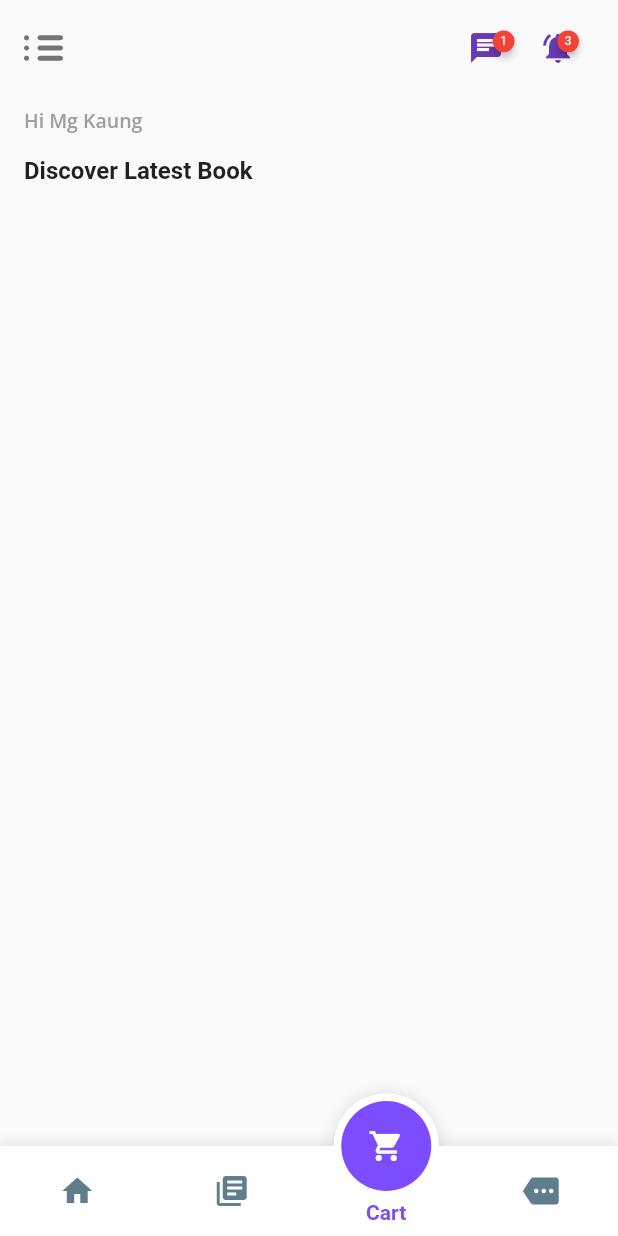
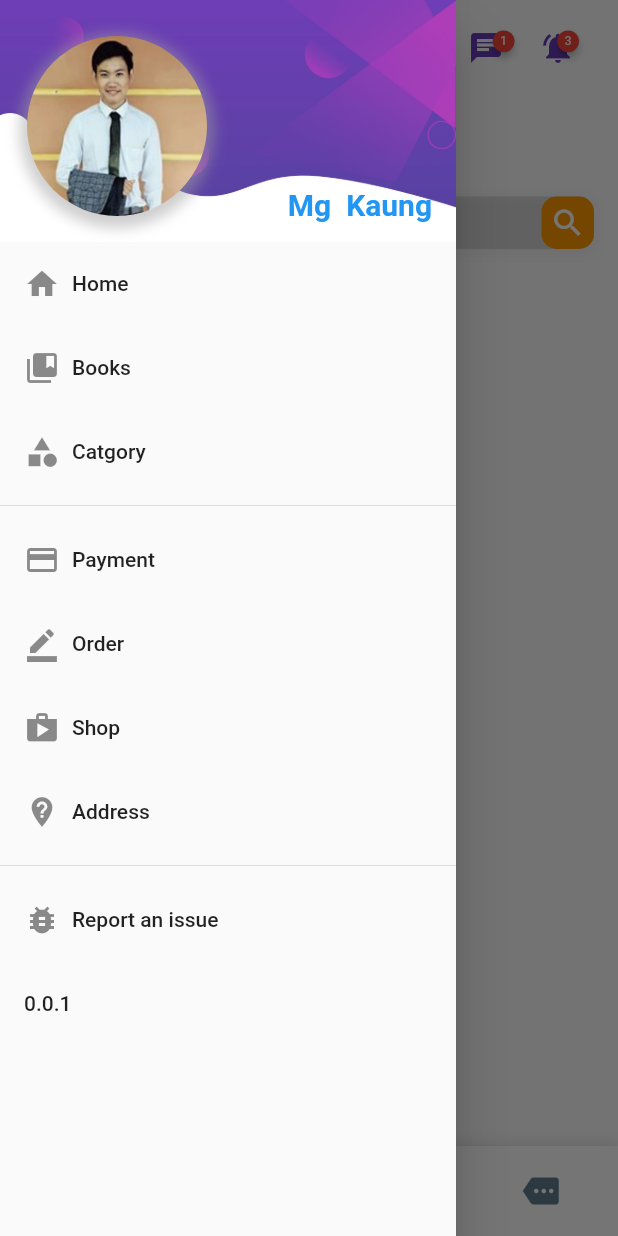
Before and after one commit to dev-mgkaung/programming_ebook, a Flutter app: the screen it shows after launch, item 3 of the bottom bar chosen, with the side drawer open (before the commit the screen has no drawer), on a phone screen of 412 x 824 dp. Run offline on Flutter 3.47's test engine with Material 2 defaults, Android fonts, the light colour scheme and no system bars; drawn by our look-alikes of badges, fancy_bottom_navigation; our stand-ins replace equatable, flutter_svg, google_fonts; Roboto replaces fonts that are missing (Rubik-Medium).

Commit message:
home screen with clean code

```diff
--- a/lib/app.dart
+++ b/lib/app.dart
@@ -18,6 +18,9 @@ class App extends StatelessWidget {
   ThemeData _buildTheme() {
     final ThemeData base = ThemeData.light();
     return base.copyWith(
+        primaryColor: Colors.deepPurple,
+        accentColor: Colors.brown,
+        primaryColorDark: Colors.blueAccent,
         primaryIconTheme: base.iconTheme.copyWith(color: Colors.black));
   }
 
--- a/lib/routes.dart
+++ b/lib/routes.dart
@@ -1,6 +1,9 @@
 import 'package:flutter/cupertino.dart';
 import 'package:flutter/material.dart';
+import 'package:programmingebook/screens/home/home_screen.dart';
 class PageRouter {
+  static const String home = HomeScreen.routeName;
+
   static void gotoNextPage(BuildContext context,Widget nextScreen) {
     Navigator.push(
       context,
--- a/lib/screens/home/home_screen.dart
+++ b/lib/screens/home/home_screen.dart
@@ -1,68 +1,51 @@
 import 'package:badges/badges.dart';
-import 'package:fancy_bottom_navigation/fancy_bottom_navigation.dart';
 import 'package:flutter/cupertino.dart';
 import 'package:flutter/material.dart';
 import 'package:flutter_svg/flutter_svg.dart';
-import 'package:google_fonts/google_fonts.dart';
-import 'package:programmingebook/constraints/strings.dart';
-import 'package:programmingebook/constraints/styles.dart';
+import 'package:programmingebook/screens/home/local_widgets/home_bottom_nav.dart';
+import 'package:programmingebook/screens/home/local_widgets/home_drawer_menu.dart';
+import 'package:programmingebook/screens/home/local_widgets/home_search_box.dart';
 
 class HomeScreen extends StatefulWidget {
+
+  static const String routeName = '/home';
   @override
   _HomeScreenState createState() => _HomeScreenState();
 }
 
 class _HomeScreenState extends State<HomeScreen> {
-  int currentPage = 0;
+  GlobalKey<ScaffoldState> _drawerKey = GlobalKey();
   @override
   Widget build(BuildContext context) {
     return Scaffold(
+        key: _drawerKey,
         body: SafeArea(
           child: Container(
             child: ListView(
               physics: ClampingScrollPhysics(),
               children: [
-                _ActionBarSearch(),
+              Column(
+                 crossAxisAlignment: CrossAxisAlignment.start, children: [
+                _HomeActionBar(),
+                 HomeSearchBox()
+              ],)
               ],
             ),
           ),
         ),
-        bottomNavigationBar: _customBottomNavigationBar());
+        drawer: HomeAppDrawer(),
+        bottomNavigationBar: HomeBottomNav());
   }
 
-  Widget _customBottomNavigationBar() {
-    return FancyBottomNavigation(
-      barBackgroundColor: Colors.white,
-      initialSelection: 0,
-      circleColor: Colors.deepPurpleAccent,
-      activeIconColor: Colors.white,
-      inactiveIconColor: Colors.blueGrey,
-      textColor: Colors.deepPurpleAccent,
-      tabs: [
-        TabData(iconData: Icons.home, title: "Home"),
-        TabData(iconData: Icons.library_books, title: "Books"),
-        TabData(iconData: Icons.shopping_cart, title: "Cart"),
-        TabData(iconData: Icons.more, title: "More")
-      ],
-      onTabChangedListener: (position) {
-        setState(() {
-          currentPage = position;
-        });
-      },
-    );
-  }
-
-  Widget _ActionBarSearch() {
-    return Column(crossAxisAlignment: CrossAxisAlignment.start, children: [
-      //Custom App Bar
-      Padding(
+  Widget _HomeActionBar() {
+    return Padding(
           padding: const EdgeInsets.only(top: 8, left: 16, right: 16),
           child: Row(
             mainAxisAlignment: MainAxisAlignment.spaceBetween,
             children: [
                  GestureDetector(
                   onTap: () {
-                    print("On Taped  Drawer Menu");
+                    _drawerKey.currentState.openDrawer();
                   },
                   child: SvgPicture.asset(
                     "assets/svg/drawer_menu.svg",
@@ -93,18 +76,6 @@ class _HomeScreenState extends State<HomeScreen> {
                 )
               ]),
             ],
-          )),
-      //Search Bar
-      Padding(
-        padding: const EdgeInsets.only(top: 15, left: 16),
-        child: Text(home_label,
-            style: GoogleFonts.openSans(
-                color: Colors.grey, fontSize: 13, fontWeight: FontWeight.w600)),
-      ),
-      Padding(
-        padding: const EdgeInsets.only(top: 15, left: 16),
-        child: Text(latest_book, style: Styles.mediumTextStyle),
-      ),
-    ]);
+          ));
   }
 }
--- /dev/null
+++ b/lib/screens/home/local_widgets/home_bottom_nav.dart
@@ -0,0 +1,33 @@
+import 'package:fancy_bottom_navigation/fancy_bottom_navigation.dart';
+import 'package:flutter/material.dart';
+class HomeBottomNav extends StatefulWidget {
+  @override
+  _HomeBottomNavState createState() => _HomeBottomNavState();
+}
+
+class _HomeBottomNavState extends State<HomeBottomNav> {
+  int currentPage = 0;
+
+  @override
+  Widget build(BuildContext context) {
+    return FancyBottomNavigation(
+      barBackgroundColor: Colors.white,
+      initialSelection: 0,
+      circleColor: Colors.deepPurpleAccent,
+      activeIconColor: Colors.white,
+      inactiveIconColor: Colors.blueGrey,
+      textColor: Colors.deepPurpleAccent,
+      tabs: [
+        TabData(iconData: Icons.home, title: "Home"),
+        TabData(iconData: Icons.library_books, title: "Books"),
+        TabData(iconData: Icons.shopping_cart, title: "Cart"),
+        TabData(iconData: Icons.more, title: "More")
+      ],
+      onTabChangedListener: (position) {
+        setState(() {
+          currentPage = position;
+        });
+      },
+    );
+  }
+}
--- /dev/null
+++ b/lib/screens/home/local_widgets/home_drawer_menu.dart
@@ -0,0 +1,88 @@
+import 'package:flutter/cupertino.dart';
+import 'package:flutter/material.dart';
+class HomeAppDrawer extends StatelessWidget {
+
+  Widget _createHeader() {
+    return DrawerHeader(
+        margin: EdgeInsets.zero,
+        padding: EdgeInsets.zero,
+        decoration: BoxDecoration(
+            image: DecorationImage(
+                fit: BoxFit.cover,
+                image:  AssetImage('assets/images/background.jpg'))),
+        child: Stack(children: <Widget>[
+          Positioned(
+            bottom: 17.0,
+            left: 18.0,
+            child: Container(
+              width: 120,height: 120,
+              padding: const EdgeInsets.all(5),
+              decoration: BoxDecoration(
+                borderRadius: BorderRadius.circular(70),
+                image: DecorationImage(
+                  image: AssetImage("assets/images/mgkaung.jpg")
+                ),
+                boxShadow: [
+                  BoxShadow(
+                    color: Colors.grey.withOpacity(0.5),
+                    spreadRadius: 5,
+                    blurRadius: 7,
+                    offset: Offset(0, 3), // changes position of shadow
+                  ),
+                ],
+              ),
+            ),
+          ),
+          Positioned(
+              bottom: 12.0,
+              right: 16.0,
+              child: Text("Mg Kaung",
+                  style: TextStyle(
+                      color: Colors.blue,
+                      fontSize: 20.0,
+                      fontFamily: 'GalleryIcons',
+                      fontWeight: FontWeight.w700))),
+        ]));
+  }
+
+  Widget _createDrawerItem(
+    {IconData icon, String text, GestureTapCallback onTap}) {
+  return ListTile(
+    title: Row(
+      children: <Widget>[
+        Icon(icon),
+        Padding(
+          padding: EdgeInsets.only(left: 8.0),
+          child: Text(text),
+        )
+      ],
+    ),
+    onTap: onTap,
+  );
+}
+  @override
+  Widget build(BuildContext context) {
+    return Drawer(
+      child: ListView(
+        padding: EdgeInsets.zero,
+        children: <Widget>[
+          _createHeader(),
+          _createDrawerItem(icon: Icons.home,text: 'Home',),
+          _createDrawerItem(icon: Icons.collections_bookmark, text: 'Books',),
+          _createDrawerItem(icon: Icons.category, text: 'Catgory',),
+          Divider(),
+          _createDrawerItem(icon: Icons.payment, text: 'Payment'),
+          _createDrawerItem(icon: Icons.border_color, text: 'Order'),
+          _createDrawerItem(icon: Icons.shop, text: 'Shop'),
+          _createDrawerItem(icon: Icons.not_listed_location, text: 'Address'),
+          Divider(),
+          _createDrawerItem(icon: Icons.bug_report, text: 'Report an issue'),
+          ListTile(
+            title: Text('0.0.1'),
+            onTap: () {},
+          ),
+        ],
+      ),
+    );
+  }
+}
--- /dev/null
+++ b/lib/screens/home/local_widgets/home_search_box.dart
@@ -0,0 +1,74 @@
+import 'package:flutter/material.dart';
+import 'package:google_fonts/google_fonts.dart';
+import 'package:programmingebook/constraints/strings.dart';
+import 'package:programmingebook/constraints/styles.dart';
+
+class HomeSearchBox extends StatefulWidget {
+  @override
+  _HomeSearchBoxState createState() => _HomeSearchBoxState();
+}
+
+class _HomeSearchBoxState extends State<HomeSearchBox> {
+  @override
+  Widget build(BuildContext context) {
+    return Column(
+      crossAxisAlignment: CrossAxisAlignment.start,
+      children: [
+        //Search Bar
+        Padding(
+          padding: const EdgeInsets.only(top: 15, left: 16),
+          child: Text(home_label,
+              style: GoogleFonts.openSans(
+                  color: Colors.grey, fontSize: 13, fontWeight: FontWeight.w600)),
+        ),
+        Padding(
+          padding: const EdgeInsets.only(top: 15, left: 16),
+          child: Text(latest_book, style: Styles.mediumTextStyle),
+        ),
+        Container(
+          height: 35,
+          margin: EdgeInsets.only(left: 16,right: 16,top: 8,bottom: 18),
+          decoration: BoxDecoration(
+            borderRadius: BorderRadius.circular(10),
+            color: Colors.black12,
+            boxShadow: [
+              BoxShadow(
+                color: Colors.grey.withOpacity(0.1),
+                spreadRadius: 2,
+                blurRadius: 5,
+                offset: Offset(0, 2), // changes position of shadow
+              ),
+            ],
+          ),
+          child: Stack(
+            children: [
+              TextField(
+                maxLengthEnforced: true,
+                style: Styles.mediumTextStyle,
+                decoration: InputDecoration(
+                  contentPadding: EdgeInsets.fromLTRB( 16,10, 10, 16),
+                  border: InputBorder.none,
+                  hintText: 'Search book....',
+                  hintStyle: TextStyle(color: Colors.black45,fontSize: 14,fontWeight: FontWeight.w400),
+                ),
+              ),
+              Positioned(
+                right: 0,
+                child: Container(
+                  width: 35, height: 35,
+                  decoration: BoxDecoration
+                    (
+                    color: Colors.orange,
+                    borderRadius: BorderRadius.circular(10),
+                  ),
+                  child: Center(child: Icon(Icons.search,color: Colors.white,)),
+                ),
+              )
+            ],
+          ),
+        )
+      ],
+
+    );
+  }
+}
```
Also changed, not shown: assets/images/background.jpg (added), assets/images/nav_header.jpg (added).
